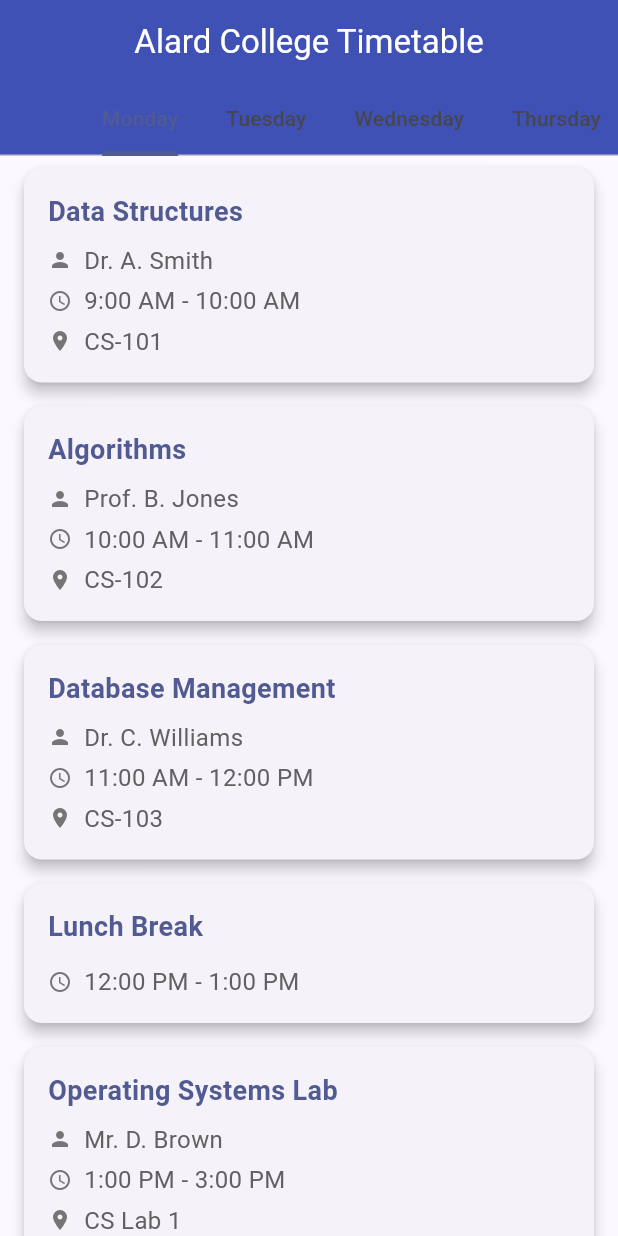
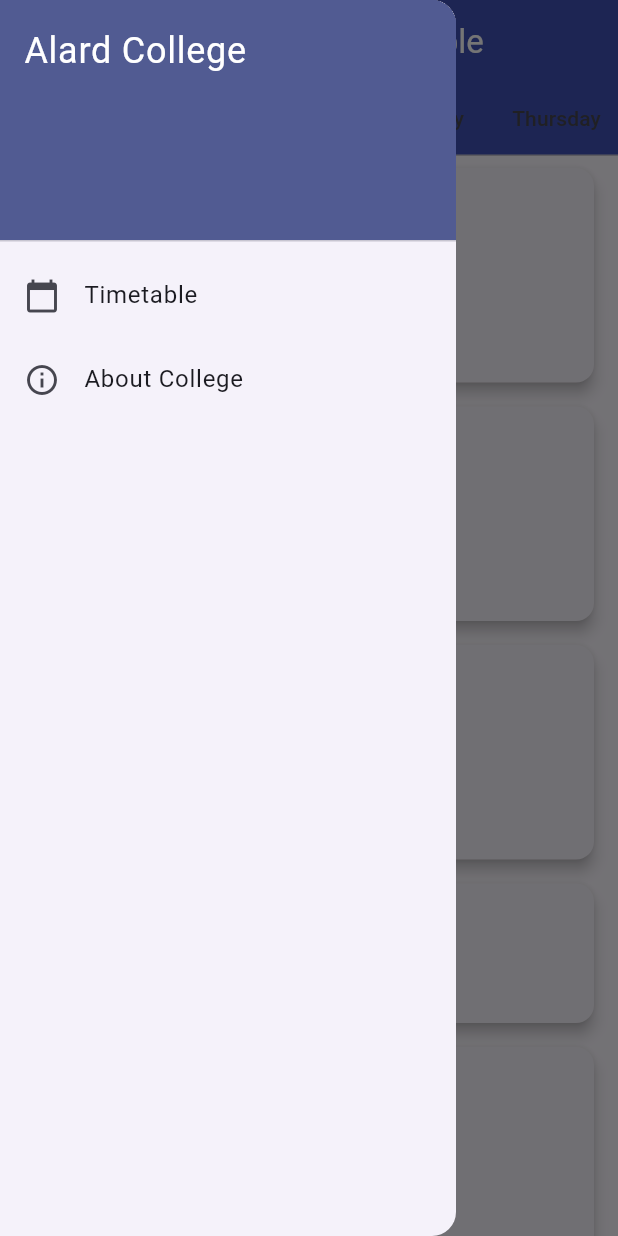
Before and after one commit to could-ai/019a5272-c416-7725-af3c-28bb875ed9de, a Flutter app: the screen it shows after launch, with the side drawer open (before the commit the screen has no drawer), on a phone screen of 412 x 824 dp. Run offline on Flutter 3.47's test engine with Material 3 defaults, Android fonts, the phone set to English and light mode, and no system bars.

Commit message:
I've updated the main application file to support navigation between different screens. I replaced the `home` property with an `initialRoute` and a `routes` map. This change establishes a proper routing system, making the app more scalable and allowing for the addition of new pages like the 'About Screen' I've also created. The default route '/' still points to the `TimetableScreen`.; To make the application feel more complete, I've added a navigation drawer to the main timetable screen. By adding the `drawer` property to the `Scaffold` and including the new `AppDrawer` widget, users can now access a side menu. This is a standard mobile app feature that provides a central place for navigation, improving the overall user experience and structure of the app.; I've created a new, reusable navigation drawer widget to enhance the app's structure. This drawer includes a styled header and list items for navigating to the 'Timetable' and 'About College' screens. This component makes the app feel more professional and provides a scalable way to add more navigation options in the future. The navigation logic is handled using `Navigator.pushNamed`, which works with the new routing system.; I've created a new 'About Screen' to provide more information within the app. This screen includes a title, a brief description of the college, and sections for its vision and mission. Adding this content makes the application more comprehensive and provides value to users beyond just the timetable. This new screen is accessible via the navigation drawer.

```diff
--- a/usr/lib/main.dart
+++ b/usr/lib/main.dart
@@ -1,5 +1,6 @@
 import 'package:flutter/material.dart';
 import 'timetable_screen.dart';
+import 'about_screen.dart';
 
 void main() {
   runApp(const MyApp());
@@ -22,7 +23,11 @@ class MyApp extends StatelessWidget {
           foregroundColor: Colors.white,
         ),
       ),
-      home: const TimetableScreen(),
+      initialRoute: '/',
+      routes: {
+        '/': (context) => const TimetableScreen(),
+        '/about': (context) => const AboutScreen(),
+      },
     );
   }
 }
--- a/usr/lib/timetable_screen.dart
+++ b/usr/lib/timetable_screen.dart
@@ -2,6 +2,7 @@ import 'package:flutter/material.dart';
 import 'data/mock_data.dart';
 import 'models/timetable_entry.dart';
 import 'widgets/timetable_card.dart';
+import 'widgets/app_drawer.dart';
 
 class TimetableScreen extends StatelessWidget {
   const TimetableScreen({Key? key}) : super(key: key);
@@ -25,6 +26,7 @@ class TimetableScreen extends StatelessWidget {
             ],
           ),
         ),
+        drawer: const AppDrawer(),
         body: TabBarView(
           children: [
             _buildDayView(MockData.monday),
--- /dev/null
+++ b/usr/lib/widgets/app_drawer.dart
@@ -0,0 +1,48 @@
+import 'package:flutter/material.dart';
+
+class AppDrawer extends StatelessWidget {
+  const AppDrawer({Key? key}) : super(key: key);
+
+  @override
+  Widget build(BuildContext context) {
+    return Drawer(
+      child: ListView(
+        padding: EdgeInsets.zero,
+        children: <Widget>[
+          DrawerHeader(
+            decoration: BoxDecoration(
+              color: Theme.of(context).primaryColor,
+            ),
+            child: const Text(
+              'Alard College',
+              style: TextStyle(
+                color: Colors.white,
+                fontSize: 24,
+              ),
+            ),
+          ),
+          ListTile(
+            leading: const Icon(Icons.calendar_today),
+            title: const Text('Timetable'),
+            onTap: () {
+              // Navigate to Timetable screen (or close drawer if already there)
+              Navigator.pop(context);
+              if (ModalRoute.of(context)?.settings.name != '/') {
+                Navigator.pushNamed(context, '/');
+              }
+            },
+          ),
+          ListTile(
+            leading: const Icon(Icons.info_outline),
+            title: const Text('About College'),
+            onTap: () {
+              // Navigate to About screen
+              Navigator.pop(context);
+              Navigator.pushNamed(context, '/about');
+            },
+          ),
+        ],
+      ),
+    );
+  }
+}
```
Also changed, not shown: usr/lib/about_screen.dart (added, +63 -0 lines).
